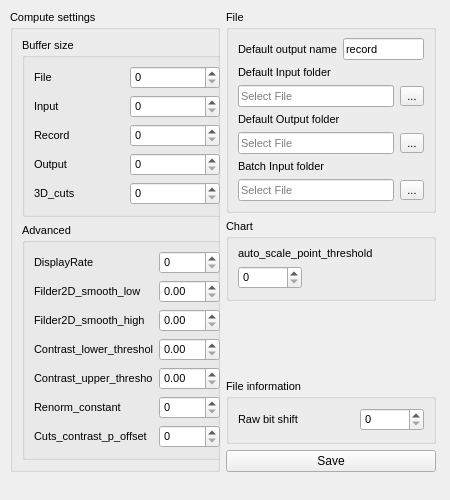
Old version of the form Holovibes/advancedsettingswindow.ui in the repository DigitalHolography/Holovibes.
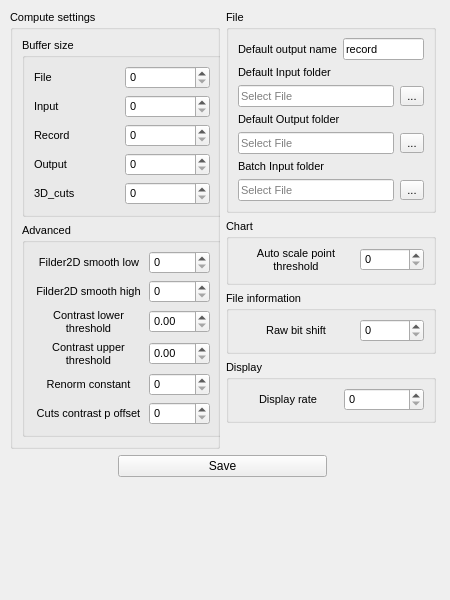
New version of the form. Custom widgets are drawn as their Qt base class.

```diff
--- a/Holovibes/advancedsettingswindow.ui
+++ b/Holovibes/advancedsettingswindow.ui
@@ -7,7 +7,7 @@
     <x>0</x>
     <y>0</y>
     <width>450</width>
-    <height>500</height>
+    <height>600</height>
    </rect>
   </property>
   <property name="sizePolicy">
@@ -19,7 +19,7 @@
   <property name="minimumSize">
    <size>
     <width>450</width>
-    <height>500</height>
+    <height>560</height>
    </size>
   </property>
   <property name="windowTitle">
@@ -44,13 +44,114 @@
       <x>10</x>
       <y>10</y>
       <width>428</width>
-      <height>468</height>
+      <height>428</height>
      </rect>
     </property>
     <layout class="QGridLayout" name="gridLayout">
      <property name="sizeConstraint">
       <enum>QLayout::SetFixedSize</enum>
      </property>
+     <item row="3" column="1">
+      <widget class="holovibes::gui::GroupBox" name="DisplayGroupbox">
+       <property name="sizePolicy">
+        <sizepolicy hsizetype="Fixed" vsizetype="Preferred">
+         <horstretch>1</horstretch>
+         <verstretch>0</verstretch>
+        </sizepolicy>
+       </property>
+       <property name="minimumSize">
+        <size>
+         <width>210</width>
+         <height>0</height>
+        </size>
+       </property>
+       <property name="maximumSize">
+        <size>
+         <width>210</width>
+         <height>16777215</height>
+        </size>
+       </property>
+       <property name="baseSize">
+        <size>
+         <width>210</width>
+         <height>0</height>
+        </size>
+       </property>
+       <property name="font">
+        <font>
+         <pointsize>8</pointsize>
+        </font>
+       </property>
+       <property name="toolTip">
+        <string notr="true"/>
+       </property>
+       <property name="toolTipDuration">
+        <number>-1</number>
+       </property>
+       <property name="title">
+        <string>Display</string>
+       </property>
+       <property name="flat">
+        <bool>false</bool>
+       </property>
+       <layout class="QVBoxLayout" name="verticalLayout_18">
+        <property name="bottomMargin">
+         <number>9</number>
+        </property>
+        <item>
+         <layout class="QHBoxLayout" name="horizontalLayout_3">
+          <item>
+           <widget class="QLabel" name="displayRateLabel">
+            <property name="sizePolicy">
+             <sizepolicy hsizetype="Preferred" vsizetype="Preferred">
+              <horstretch>0</horstretch>
+              <verstretch>0</verstretch>
+             </sizepolicy>
+            </property>
+            <property name="minimumSize">
+             <size>
+              <width>100</width>
+              <height>0</height>
+             </size>
+            </property>
+            <property name="text">
+             <string>Display rate</string>
+            </property>
+            <property name="alignment">
+             <set>Qt::AlignCenter</set>
+            </property>
+           </widget>
+          </item>
+          <item>
+           <widget class="QSpinBox" name="DisplayRateSpinBox">
+            <property name="sizePolicy">
+             <sizepolicy hsizetype="Fixed" vsizetype="Fixed">
+              <horstretch>0</horstretch>
+              <verstretch>0</verstretch>
+             </sizepolicy>
+            </property>
+            <property name="minimumSize">
+             <size>
+              <width>80</width>
+              <height>0</height>
+             </size>
+            </property>
+            <property name="layoutDirection">
+             <enum>Qt::LeftToRight</enum>
+            </property>
+            <property name="alignment">
+             <set>Qt::AlignLeading|Qt::AlignLeft|Qt::AlignVCenter</set>
+            </property>
+            <property name="maximum">
+             <number>99</number>
+            </property>
+           </widget>
+          </item>
+         </layout>
+        </item>
+       </layout>
+      </widget>
+     </item>
      <item row="1" column="1">
       <widget class="holovibes::gui::GroupBox" name="ChartGroupBox">
        <property name="sizePolicy">
@@ -99,11 +200,30 @@
          <number>9</number>
         </property>
         <item>
-         <layout class="QVBoxLayout" name="verticalLayout">
+         <layout class="QHBoxLayout" name="horizontalLayout_2">
           <item>
            <widget class="QLabel" name="autoScaleLabel">
+            <property name="sizePolicy">
+             <sizepolicy hsizetype="Preferred" vsizetype="Maximum">
+              <horstretch>0</horstretch>
+              <verstretch>0</verstretch>
+             </sizepolicy>
+            </property>
+            <property name="minimumSize">
+             <size>
+              <width>100</width>
+              <height>0</height>
+             </size>
+            </property>
             <property name="text">
-             <string>auto_scale_point_threshold</string>
+             <string>Auto scale point
+threshold</string>
+            </property>
+            <property name="alignment">
+             <set>Qt::AlignCenter</set>
+            </property>
+            <property name="wordWrap">
+             <bool>true</bool>
             </property>
            </widget>
           </item>
@@ -115,6 +235,12 @@
               <verstretch>0</verstretch>
              </sizepolicy>
             </property>
+            <property name="minimumSize">
+             <size>
+              <width>1</width>
+              <height>0</height>
+             </size>
+            </property>
             <property name="layoutDirection">
              <enum>Qt::LeftToRight</enum>
             </property>
@@ -400,7 +526,7 @@
           </property>
           <property name="minimumSize">
            <size>
-            <width>210</width>
+            <width>200</width>
             <height>0</height>
            </size>
           </property>
@@ -533,7 +659,7 @@
           </property>
           <property name="minimumSize">
            <size>
-            <width>210</width>
+            <width>200</width>
             <height>0</height>
            </size>
           </property>
@@ -575,20 +701,64 @@
              <item row="2" column="0">
               <widget class="QLabel" name="label_7">
                <property name="text">
-                <string>Filder2D_smooth_high</string>
+                <string>Filder2D smooth high</string>
+               </property>
+               <property name="alignment">
+                <set>Qt::AlignCenter</set>
                </property>
               </widget>
              </item>
-             <item row="5" column="0">
-              <widget class="QLabel" name="label_10">
+             <item row="1" column="0">
+              <widget class="QLabel" name="label_9">
+               <property name="minimumSize">
+                <size>
+                 <width>110</width>
+                 <height>0</height>
+                </size>
+               </property>
                <property name="text">
-                <string>Renorm_constant</string>
+                <string>Filder2D smooth low</string>
+               </property>
+               <property name="alignment">
+                <set>Qt::AlignCenter</set>
                </property>
               </widget>
              </item>
              <item row="5" column="1">
               <widget class="QSpinBox" name="RenormConstantSpinBox"/>
              </item>
+             <item row="3" column="0">
+              <widget class="QLabel" name="label_6">
+               <property name="text">
+                <string>Contrast lower
+threshold</string>
+               </property>
+               <property name="alignment">
+                <set>Qt::AlignCenter</set>
+               </property>
+              </widget>
+             </item>
+             <item row="4" column="0">
+              <widget class="QLabel" name="label_5">
+               <property name="text">
+                <string>Contrast upper
+threshold</string>
+               </property>
+               <property name="alignment">
+                <set>Qt::AlignCenter</set>
+               </property>
+              </widget>
+             </item>
+             <item row="5" column="0">
+              <widget class="QLabel" name="label_10">
+               <property name="text">
+                <string>Renorm constant</string>
+               </property>
+               <property name="alignment">
+                <set>Qt::AlignCenter</set>
+               </property>
+              </widget>
+             </item>
              <item row="4" column="1">
               <widget class="QDoubleSpinBox" name="ContrastUpperSpinBox">
                <property name="maximum">
@@ -603,55 +773,27 @@
                </property>
               </widget>
              </item>
-             <item row="3" column="0">
-              <widget class="QLabel" name="label_6">
-               <property name="text">
-                <string>Contrast_lower_threshold</string>
-               </property>
-              </widget>
-             </item>
-             <item row="2" column="1">
-              <widget class="QDoubleSpinBox" name="Filter2DHighSpinBox">
-               <property name="maximum">
-                <double>100.000000000000000</double>
-               </property>
-              </widget>
-             </item>
-             <item row="0" column="0">
-              <widget class="QLabel" name="label_8">
-               <property name="text">
-                <string>DisplayRate</string>
-               </property>
-              </widget>
-             </item>
-             <item row="1" column="0">
-              <widget class="QLabel" name="label_9">
-               <property name="text">
-                <string>Filder2D_smooth_low</string>
-               </property>
-              </widget>
-             </item>
-             <item row="0" column="1">
-              <widget class="QSpinBox" name="DisplayRateSpinBox"/>
-             </item>
              <item row="1" column="1">
-              <widget class="QDoubleSpinBox" name="Filter2DLowSpinBox">
+              <widget class="QSpinBox" name="Filter2DLowSpinBox">
                <property name="maximum">
-                <double>100.000000000000000</double>
+                <number>100</number>
+               </property>
+              </widget>
+             </item>
+             <item row="2" column="1">
+              <widget class="QSpinBox" name="Filter2DHighSpinBox">
+               <property name="maximum">
+                <number>100</number>
                </property>
               </widget>
              </item>
              <item row="6" column="0">
               <widget class="QLabel" name="label_18">
                <property name="text">
-                <string>Cuts_contrast_p_offset</string>
+                <string>Cuts contrast p offset</string>
                </property>
-              </widget>
-             </item>
-             <item row="4" column="0">
-              <widget class="QLabel" name="label_5">
-               <property name="text">
-                <string>Contrast_upper_threshold</string>
+               <property name="alignment">
+                <set>Qt::AlignCenter</set>
                </property>
               </widget>
              </item>
@@ -670,7 +812,7 @@
        </layout>
       </widget>
      </item>
-     <item row="4" column="1">
+     <item row="5" column="0" colspan="2">
       <layout class="QHBoxLayout" name="SettingsLayout">
        <property name="sizeConstraint">
         <enum>QLayout::SetFixedSize</enum>
@@ -678,11 +820,17 @@
        <item>
         <widget class="QPushButton" name="ApplyPushButton">
          <property name="sizePolicy">
-          <sizepolicy hsizetype="Preferred" vsizetype="Fixed">
+          <sizepolicy hsizetype="Maximum" vsizetype="Fixed">
            <horstretch>1</horstretch>
            <verstretch>0</verstretch>
           </sizepolicy>
          </property>
+         <property name="minimumSize">
+          <size>
+           <width>209</width>
+           <height>0</height>
+          </size>
+         </property>
          <property name="layoutDirection">
           <enum>Qt::LeftToRight</enum>
          </property>
@@ -693,7 +841,7 @@
        </item>
       </layout>
      </item>
-     <item row="3" column="1">
+     <item row="2" column="1">
       <widget class="holovibes::gui::GroupBox" name="FileInformationGroupBox">
        <property name="sizePolicy">
         <sizepolicy hsizetype="Fixed" vsizetype="Preferred">
@@ -744,9 +892,24 @@
          <layout class="QHBoxLayout" name="horizontalLayout">
           <item>
            <widget class="QLabel" name="rawBitShiftLabel">
+            <property name="sizePolicy">
+             <sizepolicy hsizetype="Preferred" vsizetype="Preferred">
+              <horstretch>0</horstretch>
+              <verstretch>0</verstretch>
+             </sizepolicy>
+            </property>
+            <property name="minimumSize">
+             <size>
+              <width>100</width>
+              <height>0</height>
+             </size>
+            </property>
             <property name="text">
              <string>Raw bit shift</string>
             </property>
+            <property name="alignment">
+             <set>Qt::AlignCenter</set>
+            </property>
            </widget>
           </item>
           <item>
@@ -757,6 +920,12 @@
               <verstretch>0</verstretch>
              </sizepolicy>
             </property>
+            <property name="minimumSize">
+             <size>
+              <width>1</width>
+              <height>0</height>
+             </size>
+            </property>
             <property name="layoutDirection">
              <enum>Qt::LeftToRight</enum>
             </property>
```
Left out of the diff: 424 changed lines with no effect on the pictures.
